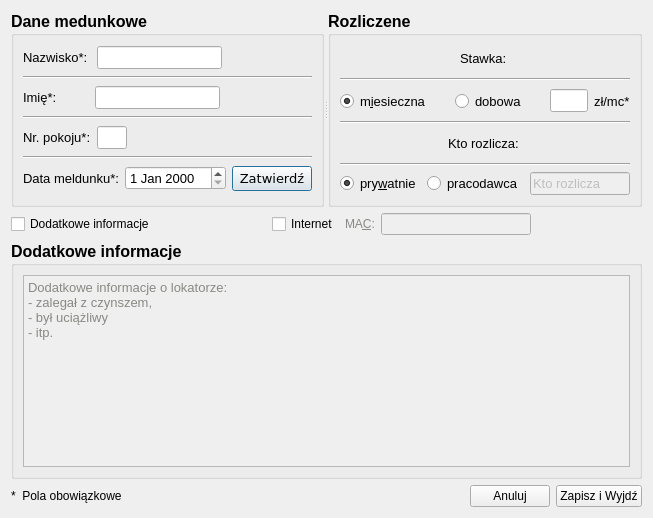
Before: the Qt Designer form okno_dodaj_lokatora.ui in Ogon12/menadzer_lokatorow, drawn with Qt 5.
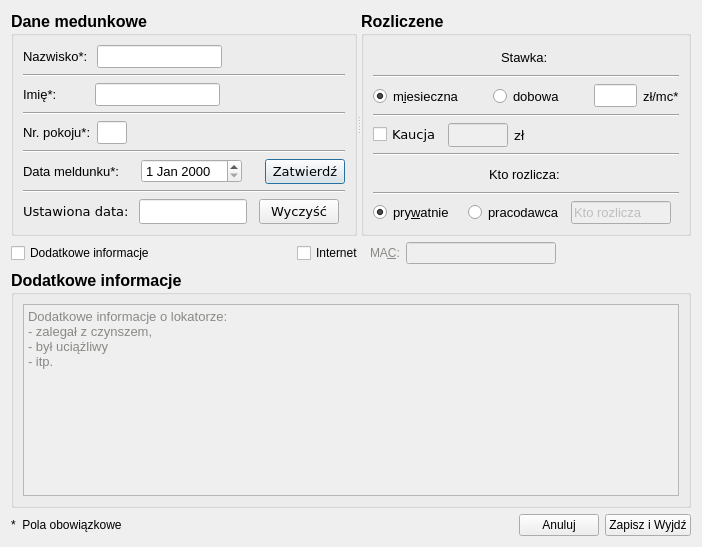
After: the same form once the commit is applied.

Commit message: Dodanie pola: zaliczka - bez oprogramowania

```diff
--- a/okno_dodaj_lokatora.ui
+++ b/okno_dodaj_lokatora.ui
@@ -7,7 +7,7 @@
    <rect>
     <x>0</x>
     <y>0</y>
-    <width>647</width>
+    <width>702</width>
     <height>518</height>
    </rect>
   </property>
@@ -309,6 +309,101 @@
          </item>
         </layout>
        </item>
+       <item>
+        <widget class="Line" name="line_9">
+         <property name="orientation">
+          <enum>Qt::Horizontal</enum>
+         </property>
+        </widget>
+       </item>
+       <item>
+        <layout class="QHBoxLayout" name="horizontalLayout_3">
+         <item>
+          <widget class="QLabel" name="label_data_dodana">
+           <property name="font">
+            <font>
+             <family>DejaVu Sans</family>
+             <pointsize>10</pointsize>
+             <weight>50</weight>
+             <bold>false</bold>
+            </font>
+           </property>
+           <property name="text">
+            <string>Ustawiona data: </string>
+           </property>
+          </widget>
+         </item>
+         <item>
+          <widget class="QLineEdit" name="lineEdit">
+           <property name="font">
+            <font>
+             <family>DejaVu Sans</family>
+             <pointsize>10</pointsize>
+            </font>
+           </property>
+           <property name="inputMethodHints">
+            <set>Qt::ImhDate</set>
+           </property>
+           <property name="maxLength">
+            <number>20</number>
+           </property>
+           <property name="readOnly">
+            <bool>true</bool>
+           </property>
+           <property name="clearButtonEnabled">
+            <bool>true</bool>
+           </property>
+          </widget>
+         </item>
+         <item>
+          <spacer name="horizontalSpacer_17">
+           <property name="orientation">
+            <enum>Qt::Horizontal</enum>
+           </property>
+           <property name="sizeHint" stdset="0">
+            <size>
+             <width>40</width>
+             <height>20</height>
+            </size>
+           </property>
+          </spacer>
+         </item>
+         <item>
+          <widget class="QPushButton" name="pushButton_wyczysc_zapisana_date">
+           <property name="minimumSize">
+            <size>
+             <width>80</width>
+             <height>0</height>
+            </size>
+           </property>
+           <property name="maximumSize">
+            <size>
+             <width>100</width>
+             <height>16777215</height>
+            </size>
+           </property>
+           <property name="font">
+            <font>
+             <family>DejaVu Sans</family>
+             <pointsize>10</pointsize>
+             <weight>50</weight>
+             <bold>false</bold>
+            </font>
+           </property>
+           <property name="text">
+            <string>Wyczyść</string>
+           </property>
+          </widget>
+         </item>
+         <item>
+          <widget class="Line" name="line_5">
+           <property name="orientation">
+            <enum>Qt::Horizontal</enum>
+           </property>
+          </widget>
+         </item>
+        </layout>
+       </item>
       </layout>
      </widget>
      <widget class="QGroupBox" name="groupBox_Rozliczenie">
@@ -496,6 +591,86 @@
          </item>
         </layout>
        </item>
+       <item>
+        <widget class="Line" name="line_8">
+         <property name="orientation">
+          <enum>Qt::Horizontal</enum>
+         </property>
+        </widget>
+       </item>
+       <item>
+        <layout class="QHBoxLayout" name="horizontalLayout_4">
+         <item>
+          <widget class="QCheckBox" name="checkBox_kaucja">
+           <property name="font">
+            <font>
+             <family>DejaVu Sans</family>
+             <pointsize>10</pointsize>
+             <weight>50</weight>
+             <bold>false</bold>
+            </font>
+           </property>
+           <property name="layoutDirection">
+            <enum>Qt::LeftToRight</enum>
+           </property>
+           <property name="text">
+            <string>Kaucja</string>
+           </property>
+           <property name="tristate">
+            <bool>false</bool>
+           </property>
+          </widget>
+         </item>
+         <item>
+          <widget class="QLineEdit" name="lineEdit_kaucja_pln">
+           <property name="enabled">
+            <bool>false</bool>
+           </property>
+           <property name="maximumSize">
+            <size>
+             <width>60</width>
+             <height>60</height>
+            </size>
+           </property>
+           <property name="font">
+            <font>
+             <pointsize>10</pointsize>
+             <weight>50</weight>
+             <bold>false</bold>
+            </font>
+           </property>
+          </widget>
+         </item>
+         <item>
+          <widget class="QLabel" name="label_kaucja_zl">
+           <property name="font">
+            <font>
+             <family>DejaVu Sans</family>
+             <pointsize>10</pointsize>
+             <weight>50</weight>
+             <bold>false</bold>
+            </font>
+           </property>
+           <property name="text">
+            <string>zł</string>
+           </property>
+          </widget>
+         </item>
+         <item>
+          <spacer name="horizontalSpacer_18">
+           <property name="orientation">
+            <enum>Qt::Horizontal</enum>
+           </property>
+           <property name="sizeHint" stdset="0">
+            <size>
+             <width>40</width>
+             <height>20</height>
+            </size>
+           </property>
+          </spacer>
+         </item>
+        </layout>
+       </item>
        <item>
         <widget class="Line" name="line_6">
          <property name="orientation">
```
Left out of the diff: 70 changed lines with no effect on the pictures.
